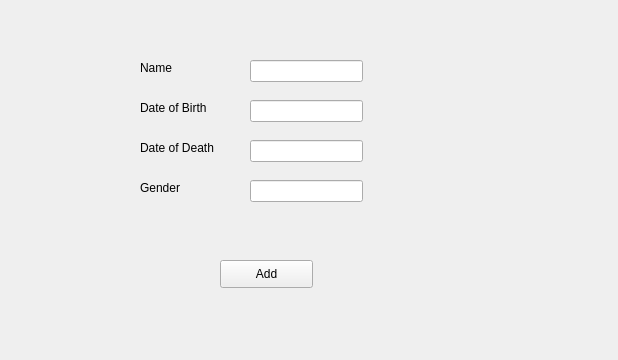
Above: SkilThrju/addscientist.ui from karigeir/Skil3 before the change. Below: the same form after it.
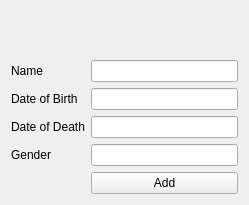
That is the form after the change.

```diff
--- a/SkilThrju/addscientist.ui
+++ b/SkilThrju/addscientist.ui
@@ -6,118 +6,75 @@
    <rect>
     <x>0</x>
     <y>0</y>
-    <width>618</width>
-    <height>360</height>
+    <width>249</width>
+    <height>205</height>
    </rect>
   </property>
   <property name="windowTitle">
    <string>Form</string>
   </property>
-  <widget class="QLineEdit" name="ScientistName_lineEdit">
-   <property name="geometry">
-    <rect>
-     <x>250</x>
-     <y>60</y>
-     <width>113</width>
-     <height>22</height>
-    </rect>
-   </property>
-  </widget>
-  <widget class="QLabel" name="label">
-   <property name="geometry">
-    <rect>
-     <x>140</x>
-     <y>60</y>
-     <width>53</width>
-     <height>16</height>
-    </rect>
-   </property>
-   <property name="text">
-    <string>Name</string>
-   </property>
-  </widget>
+  <layout class="QFormLayout" name="formLayout">
+   <item row="5" column="1">
+    <widget class="QLineEdit" name="ScientistDOD_lineEdit"/>
+   </item>
+   <item row="7" column="1">
+    <widget class="QLineEdit" name="ScientistDOB_lineEdit"/>
+   </item>
+   <item row="9" column="1">
+    <widget class="QLineEdit" name="ScientistName_lineEdit"/>
+   </item>
+   <item row="6" column="1">
+    <widget class="QLineEdit" name="ScientistGender_lineEdit"/>
+   </item>
+   <item row="10" column="1">
   <widget class="QPushButton" name="AddScientist_pushButton">
-   <property name="geometry">
-    <rect>
-     <x>220</x>
-     <y>260</y>
-     <width>93</width>
-     <height>28</height>
-    </rect>
-   </property>
    <property name="text">
     <string>Add</string>
    </property>
   </widget>
+   </item>
+   <item row="3" column="1">
+    <spacer name="verticalSpacer">
+     <property name="orientation">
+      <enum>Qt::Vertical</enum>
+     </property>
+     <property name="sizeHint" stdset="0">
+      <size>
+       <width>20</width>
+       <height>40</height>
+      </size>
+     </property>
+    </spacer>
+   </item>
+   <item row="6" column="0">
   <widget class="QLabel" name="label_2">
-   <property name="geometry">
-    <rect>
-     <x>140</x>
-     <y>100</y>
-     <width>81</width>
-     <height>16</height>
-    </rect>
-   </property>
    <property name="text">
     <string>Date of Birth</string>
    </property>
   </widget>
-  <widget class="QLineEdit" name="ScientistDOB_lineEdit">
-   <property name="geometry">
-    <rect>
-     <x>250</x>
-     <y>100</y>
-     <width>113</width>
-     <height>22</height>
-    </rect>
-   </property>
-  </widget>
+   </item>
+   <item row="7" column="0">
   <widget class="QLabel" name="label_3">
-   <property name="geometry">
-    <rect>
-     <x>140</x>
-     <y>140</y>
-     <width>81</width>
-     <height>16</height>
-    </rect>
-   </property>
    <property name="text">
     <string>Date of Death</string>
    </property>
   </widget>
+   </item>
+   <item row="5" column="0">
+    <widget class="QLabel" name="label">
+     <property name="text">
+      <string>Name</string>
+     </property>
+    </widget>
+   </item>
+   <item row="9" column="0">
   <widget class="QLabel" name="label_4">
-   <property name="geometry">
-    <rect>
-     <x>140</x>
-     <y>180</y>
-     <width>81</width>
-     <height>16</height>
-    </rect>
-   </property>
    <property name="text">
     <string>Gender</string>
    </property>
   </widget>
-  <widget class="QLineEdit" name="ScientistDOD_lineEdit">
-   <property name="geometry">
-    <rect>
-     <x>250</x>
-     <y>140</y>
-     <width>113</width>
-     <height>22</height>
-    </rect>
-   </property>
-  </widget>
-  <widget class="QLineEdit" name="ScientistGender_lineEdit">
-   <property name="geometry">
-    <rect>
-     <x>250</x>
-     <y>180</y>
-     <width>113</width>
-     <height>22</height>
-    </rect>
-   </property>
-  </widget>
+   </item>
+  </layout>
  </widget>
  <resources/>
  <connections/>
```
Lines whose indentation alone changed are shown as unchanged.
